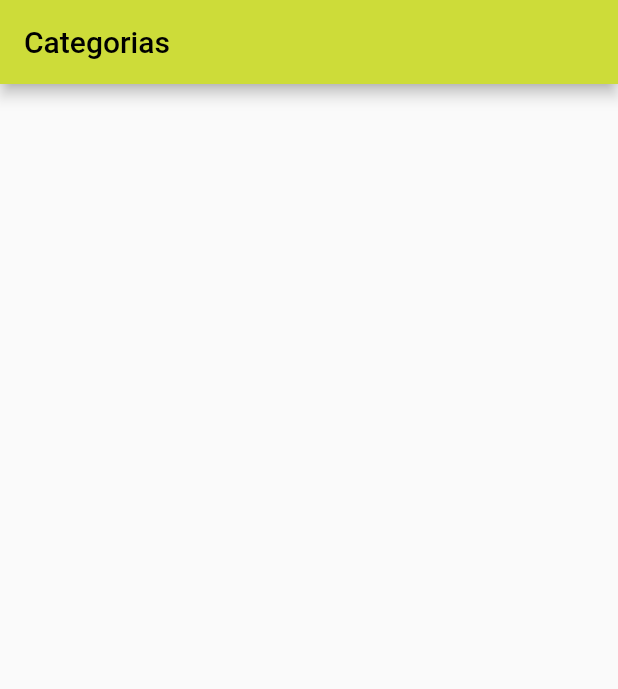
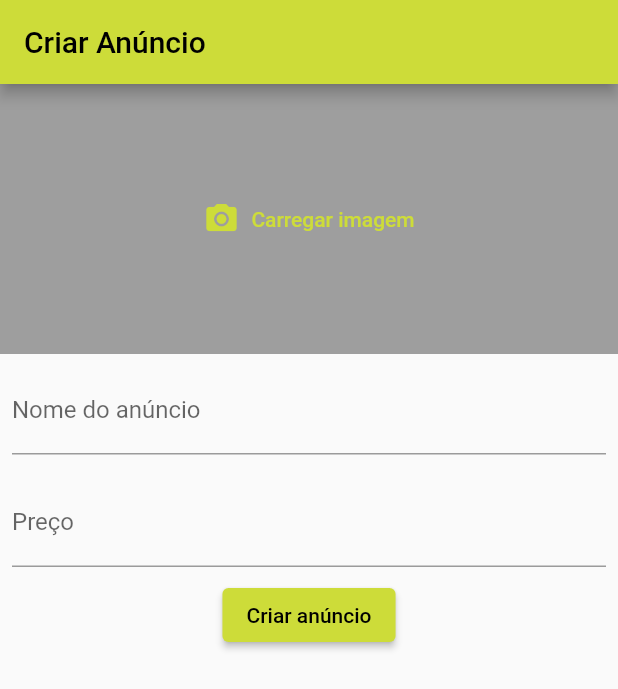
Before and after one commit to natalia-hnzn/app-mob, a Flutter app: the screen it shows after launch, on a phone screen of 412 x 824 dp. Shown: the top 689 px of the screen. Run offline on Flutter 3.47's test engine with Material 2 defaults, Android fonts, the phone set to English and light mode, and no system bars; our stand-ins replace cloud_firestore, firebase_auth, firebase_core, firebase_storage, image_picker; accounts and stored records are empty.

Commit message:
add ad page

```diff
--- /dev/null
+++ b/app_store/lib/view/CreateAD.dart
@@ -0,0 +1,104 @@
+// create_ad.dart
+import 'dart:io';
+
+import 'package:firebase_core/firebase_core.dart';
+import 'package:firebase_storage/firebase_storage.dart';
+import 'package:flutter/material.dart';
+import 'package:image_picker/image_picker.dart';
+import 'ad_page.dart';
+import 'categorias.dart';
+
+class CreateAD extends StatefulWidget {
+  const CreateAD({Key? key});
+
+  @override
+  State<CreateAD> createState() => _CreateADState();
+}
+
+class _CreateADState extends State<CreateAD> {
+  var image = null;
+  var nameController = TextEditingController();
+  var priceController = TextEditingController();
+
+  loadImage() async {
+    var picker = ImagePicker();
+    var uploadImage = await picker.pickImage(source: ImageSource.camera);
+
+    setState(() {
+      image = uploadImage;
+    });
+  }
+
+  createADS(image) async {
+    await Firebase.initializeApp();
+    Reference root = FirebaseStorage.instance
+        .ref()
+        .child('Fotos')
+        .child('${DateTime.now().millisecondsSinceEpoch}.jpg');
+    var progress = await root.putFile(File(image.path));
+    var urlImage = await progress.ref.getDownloadURL();
+
+    // Use the imported addAd method
+    addAd(nameController.text, double.parse(priceController.text), urlImage);
+
+    // Navigate to the AdPage with the added data
+    Navigator.push(
+      context,
+      MaterialPageRoute(
+        builder: (context) => AdPage(
+          name: nameController.text,
+          price: double.parse(priceController.text),
+          imageUrl: urlImage,
+        ),
+      ),
+    );
+  }
+
+  @override
+  Widget build(BuildContext context) {
+    return Scaffold(
+      appBar: AppBar(
+        title: Text('Criar Anúncio'),
+      ),
+      body: Column(
+        children: [
+          Container(
+            width: MediaQuery.of(context).size.width,
+            height: 180,
+            color: Colors.grey,
+            child: image == null
+                ? TextButton.icon(
+                    onPressed: loadImage,
+                    icon: Icon(Icons.photo_camera),
+                    label: Text('Carregar imagem'))
+                : Image.file(
+                    File(image.path),
+                    fit: BoxFit.cover,
+                  ),
+          ),
+          Padding(
+            padding: const EdgeInsets.all(8.0),
+            child: TextField(
+              controller: nameController,
+              decoration: InputDecoration(labelText: 'Nome do anúncio'),
+            ),
+          ),
+          Padding(
+            padding: const EdgeInsets.all(8.0),
+            child: TextField(
+              controller: priceController,
+              keyboardType: TextInputType.number,
+              decoration: InputDecoration(labelText: 'Preço'),
+            ),
+          ),
+          ElevatedButton(
+            onPressed: () {
+              createADS(image);
+            },
+            child: Text('Criar anúncio'),
+          ),
+        ],
+      ),
+    );
+  }
+}
--- a/app_store/lib/pages/login.dart
+++ b/app_store/lib/view/login.dart
@@ -1,7 +1,7 @@
 import 'package:flutter/material.dart';
-import 'package:app_store/pages/catalog.dart';
+import 'package:app_store/view/catalog.dart';
 import 'package:firebase_auth/firebase_auth.dart';
-import 'package:app_store/pages/signup.dart';
+import 'package:app_store/view/signup.dart';
 
 class Login extends StatefulWidget {
   const Login({Key? key});
--- a/app_store/lib/pages/signup.dart
+++ b/app_store/lib/view/signup.dart
@@ -1,4 +1,4 @@
-import 'package:app_store/pages/login.dart';
+import 'package:app_store/view/login.dart';
 import 'package:flutter/material.dart';
 import 'package:firebase_auth/firebase_auth.dart';
 
--- a/app_store/pubspec.yaml
+++ b/app_store/pubspec.yaml
@@ -33,6 +33,8 @@ dependencies:
   firebase_core:
   firebase_auth:
   cloud_firestore:
+  image_picker:
+  firebase_storage:
 
 
   # The following adds the Cupertino Icons font to your application.
```
Also changed, not shown: app_store/lib/main.dart (+5 -4 lines), app_store/lib/view/ad_page.dart (added, +44 -0 lines), app_store/lib/view/categorias.dart (renamed from app_store/lib/pages/categorias.dart, +11 -0 lines), app_store/lib/view/catalog.dart (renamed from app_store/lib/pages/catalog.dart), app_store/lib/view/product.dart (renamed from app_store/lib/pages/product.dart), 6 other files.
